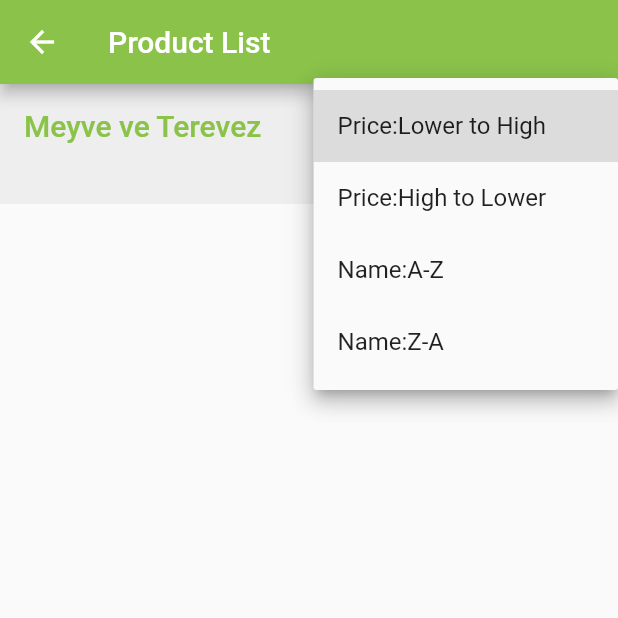
After one commit to konuleminova/redux_sign_in_demo, a Flutter app: the ProductsPage screen opened by its route, after a tap on "Sort By", on a phone screen of 412 x 824 dp, the top half of it. The commit adds this screen. Run offline on Flutter 3.47's test engine with Material 2 defaults, Android fonts, the phone set to English and light mode, and no system bars; our stand-ins replace flutter_redux, redux, redux_thunk, shared_preferences; accounts and stored records are empty.

Commit message:
added search part2

```diff
--- a/lib/main.dart
+++ b/lib/main.dart
@@ -7,6 +7,7 @@ import 'package:redux_sign_in/ui/page/home.dart';
 import 'package:redux_sign_in/ui/page/index.dart';
 import 'package:redux_sign_in/ui/page/login.dart';
 import 'package:redux_sign_in/ui/page/product_detail.dart';
+import 'package:redux_sign_in/ui/page/product_list.dart';
 import 'package:redux_sign_in/ui/page/register.dart';
 import 'package:redux_sign_in/data/model/app_state.dart';
 import 'package:redux/redux.dart';
@@ -35,7 +36,8 @@ class MyApp extends StatelessWidget {
           "/home": (BuildContext context) => HomePage(),
           "/shopping_cart": (BuildContext context) => ShoppingCartPage(),
           "/checkout": (BuildContext context) => CheckoutPage(),
-          "/product_detail": (BuildContext context) => ProductDetailPage()
+          "/product_detail": (BuildContext context) => ProductDetailPage(),
+          "/products": (BuildContext context) => ProductsPage()
         },
       ),
     );
--- a/lib/ui/page/home.dart
+++ b/lib/ui/page/home.dart
@@ -7,6 +7,7 @@ import 'package:redux_sign_in/data/model/data.dart';
 import 'package:redux_sign_in/data/model/user_login.dart';
 import 'package:redux_sign_in/data/viewmodel/home_viewmodel.dart';
 import 'package:redux_sign_in/data/viewmodel/login_viewmodel.dart';
+import 'package:redux_sign_in/ui/page/product_list.dart';
 import 'package:redux_sign_in/util/carousel.dart';
 
 class HomePage extends StatefulWidget {
@@ -49,14 +50,8 @@ class HomePageState extends State<HomePage> {
 
   @override
   Widget build(BuildContext context) {
-    width = MediaQuery
-        .of(context)
-        .size
-        .width;
-    height = MediaQuery
-        .of(context)
-        .size
-        .height;
+    width = MediaQuery.of(context).size.width;
+    height = MediaQuery.of(context).size.height;
     // TODO: implement build
     return StoreConnector(
         onInitialBuild: (HomeViewModel viewModel) {
@@ -164,16 +159,14 @@ class HomePageState extends State<HomePage> {
         });
   }
 
-  Widget _buildCarousel() =>
-      Container(
+  Widget _buildCarousel() => Container(
         child: new Carousel(
           children: [
             new AssetImage('images/img1.jpg'),
             new AssetImage('images/img2.jpg'),
             new AssetImage('images/img3.jpg'),
           ]
-              .map((bgImage) =>
-          new Image(
+              .map((bgImage) => new Image(
                     image: bgImage,
                     width: width,
                     height: 200,
@@ -184,8 +177,7 @@ class HomePageState extends State<HomePage> {
         ),
       );
 
-  _titleContainer() =>
-      new Container(
+  _titleContainer() => new Container(
         padding: EdgeInsets.all(10),
         margin: EdgeInsets.only(top: 10),
         height: 60,
@@ -212,8 +204,7 @@ class HomePageState extends State<HomePage> {
         ),
       );
 
-  _itemList() =>
-      GestureDetector(
+  _itemList() => GestureDetector(
         onTap: () {
           Navigator.pushNamed(context, "/product_detail");
         },
@@ -289,8 +280,7 @@ class HomePageState extends State<HomePage> {
         ),
       );
 
-  _itemListSecond() =>
-      new Container(
+  _itemListSecond() => new Container(
         margin: EdgeInsets.all(16),
         child: new SizedBox(
           height: 150,
@@ -300,8 +290,7 @@ class HomePageState extends State<HomePage> {
                   child: new ListView.builder(
                 scrollDirection: Axis.horizontal,
                 controller: _scrollControllerSecond,
-                    itemBuilder: (BuildContext context, int index) =>
-                    new Container(
+                itemBuilder: (BuildContext context, int index) => new Container(
                     width: 120,
                     child: new Card(
                         clipBehavior: Clip.antiAlias,
@@ -692,23 +681,21 @@ class BuildSearchDelegate extends SearchDelegate<String> {
   @override
   Widget buildResults(BuildContext context) {
     // TODO: implement buildResults
-    return new Container(
-      color: Colors.red,
-      child: new Text("search result"),
-    );
+    return ProductsPage();
   }
 
   @override
   Widget buildSuggestions(BuildContext context) {
     final suggesstionList = query.isEmpty
-        ? recentVegetables
+        ? vegetables
         : vegetables.where((p) => p.startsWith(query)).toList();
     // TODO: implement buildSuggestions
     return ListView.builder(
       itemBuilder: (context, index) {
         return ListTile(
           onTap: () {
-            showResults(context);
+            // showResults(context);
+            Navigator.pushNamed(context, "/products");
           },
           title: new Text(suggesstionList[index]),
         );
@@ -723,7 +710,5 @@ class BuildSearchDelegate extends SearchDelegate<String> {
     return theme.copyWith(
         primaryColor: Colors.lightGreen,
         primaryIconTheme: theme.primaryIconTheme);
-
   }
-
 }
--- /dev/null
+++ b/lib/ui/page/product_list.dart
@@ -0,0 +1,57 @@
+import 'package:flutter/material.dart';
+
+class ProductsPage extends StatefulWidget {
+  @override
+  State<StatefulWidget> createState() {
+    // TODO: implement createState
+    return new ProductsState();
+  }
+}
+
+class ProductsState extends State<ProductsPage> {
+  @override
+  Widget build(BuildContext context) {
+    // TODO: implement build
+    return new Scaffold(
+      appBar: new AppBar(
+        backgroundColor: Colors.lightGreen,
+        title: Text("Product List"),
+      ),
+      body: new CustomScrollView(
+        slivers: <Widget>[
+          SliverAppBar(
+            title: Text(
+              "Meyve ve Terevez",
+              style: TextStyle(color: Colors.lightGreen, fontSize: 20),
+            ),
+            automaticallyImplyLeading: false,
+            expandedHeight: 80,
+            backgroundColor: Colors.grey[200],
+            actions: <Widget>[
+              new Container(
+                  child: DropdownButtonHideUnderline(child:  new DropdownButton<String>(
+                    items: <String>[
+                      'Price:Lower to High',
+                      'Price:High to Lower',
+                      'Name:A-Z',
+                      'Name:Z-A'
+                    ].map((String value) {
+                      return new DropdownMenuItem<String>(
+                        value: value,
+                        child: new Text(value),
+                      );
+                    }).toList(),
+                    onChanged: (value) {
+                      return Text(value);
+                    },
+                    hint: new Container(child: new Text("Sort By"),margin: EdgeInsets.only(left: 3),)
+                  )),
+                  margin: EdgeInsets.all(16),
+                   decoration: BoxDecoration(border: new Border.all(color: Colors.grey)),),
+            ],
+          )
+        ],
+      ),
+    );
+  }
+}
```
Lines whose indentation alone changed are shown as unchanged.
